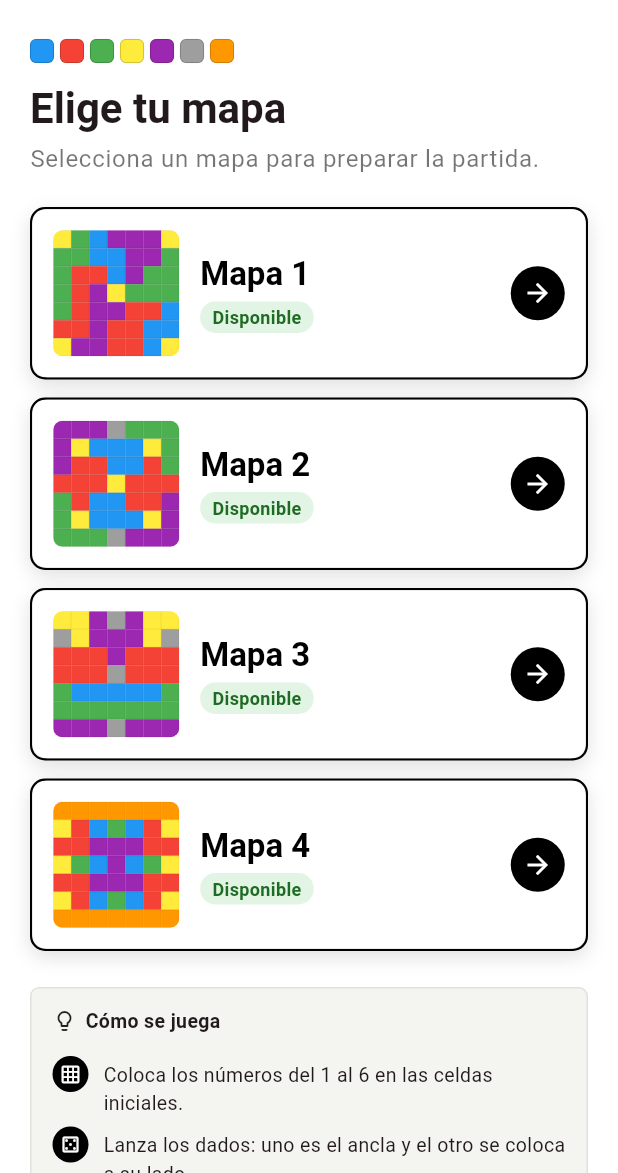
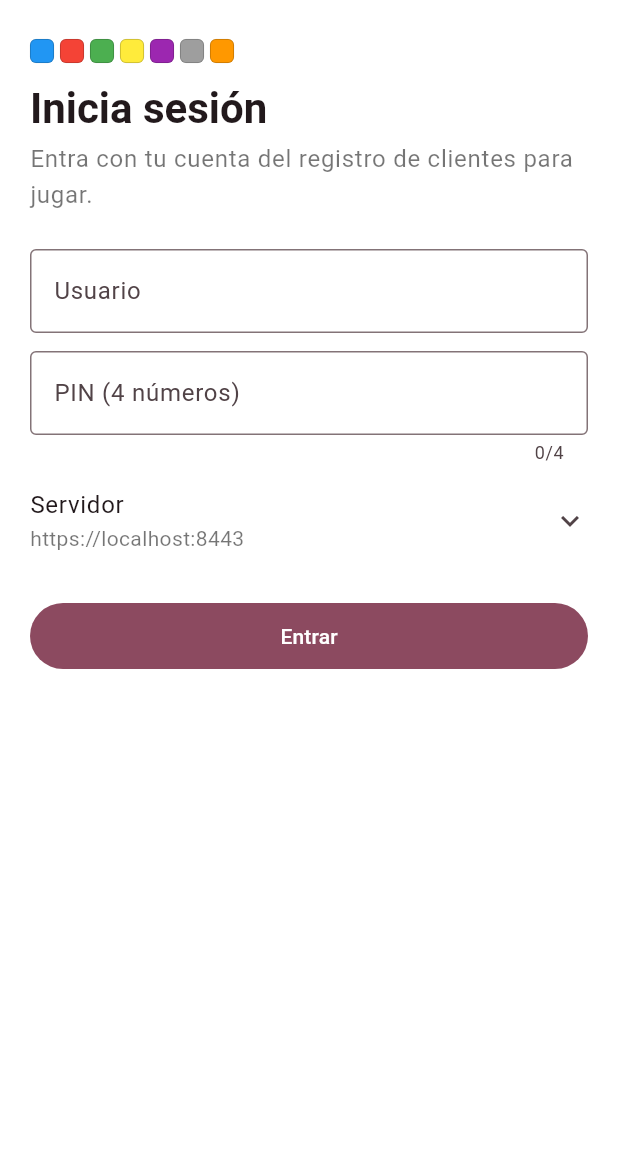
Before and after one commit to AleHiguera/brilliantdart, a Flutter app: the screen it shows after launch, on a phone screen of 412 x 824 dp, the part 63-1236 px from its top. Run offline on Flutter 3.47's test engine with Material 3 defaults, Android fonts, the phone set to English and light mode, and no system bars; our stand-ins replace audioplayers.

Commit message:
conectado al servidor

```diff
--- /dev/null
+++ b/mobile/lib/inicio_sesion.dart
@@ -0,0 +1,210 @@
+import 'package:flutter/material.dart';
+import 'package:flutter/services.dart';
+import 'package:brilliant_mobile/colores_zonas.dart' as estilo;
+import 'package:brilliant_mobile/servicio_auth.dart';
+
+/// Pide usuario y PIN y los comprueba contra el servidor de cuentas antes de
+/// dejar jugar. Al entrar se abre [siguiente] en lugar de esta pantalla.
+class InicioSesionPage extends StatefulWidget {
+  const InicioSesionPage({
+    super.key,
+    required this.auth,
+    required this.siguiente,
+  });
+
+  final ServicioAuth auth;
+  final WidgetBuilder siguiente;
+
+  @override
+  State<InicioSesionPage> createState() => _InicioSesionPageState();
+}
+
+class _InicioSesionPageState extends State<InicioSesionPage> {
+  final _formulario = GlobalKey<FormState>();
+  final _usuario = TextEditingController();
+  final _pin = TextEditingController();
+  late final _servidor = TextEditingController(text: widget.auth.servidor);
+  bool _enviando = false;
+  String? _error;
+
+  @override
+  void dispose() {
+    _usuario.dispose();
+    _pin.dispose();
+    _servidor.dispose();
+    super.dispose();
+  }
+
+  Future<void> _entrar() async {
+    if (_enviando || !_formulario.currentState!.validate()) return;
+    setState(() {
+      _enviando = true;
+      _error = null;
+    });
+
+    widget.auth.servidor = _servidor.text.trim();
+    try {
+      await widget.auth.iniciarSesion(_usuario.text, _pin.text);
+      if (!mounted) return;
+      Navigator.of(
+        context,
+      ).pushReplacement(MaterialPageRoute<void>(builder: widget.siguiente));
+    } on ErrorAuth catch (e) {
+      if (!mounted) return;
+      setState(() {
+        _error = e.mensaje;
+        _enviando = false;
+        _pin.clear();
+      });
+    }
+  }
+
+  @override
+  Widget build(BuildContext context) {
+    return Scaffold(
+      appBar: AppBar(
+        title: const Text('Brilliant'),
+        centerTitle: true,
+        backgroundColor: Colors.white,
+        foregroundColor: Colors.black,
+        elevation: 0,
+      ),
+      body: SafeArea(
+        child: Center(
+          child: ConstrainedBox(
+            constraints: const BoxConstraints(maxWidth: 420),
+            child: Form(
+              key: _formulario,
+              child: AutofillGroup(
+                child: ListView(
+                  padding: const EdgeInsets.fromLTRB(20, 12, 20, 32),
+                  children: [
+                    Row(
+                      children: [
+                        for (final color in estilo.coloresZonas.values)
+                          Container(
+                            width: 16,
+                            height: 16,
+                            margin: const EdgeInsets.only(right: 4),
+                            decoration: BoxDecoration(
+                              color: color,
+                              borderRadius: BorderRadius.circular(4),
+                              border: Border.all(
+                                color: Colors.black26,
+                                width: 0.5,
+                              ),
+                            ),
+                          ),
+                      ],
+                    ),
+                    const SizedBox(height: 12),
+                    Text(
+                      'Inicia sesión',
+                      style: Theme.of(context).textTheme.headlineMedium
+                          ?.copyWith(fontWeight: FontWeight.bold),
+                    ),
+                    const SizedBox(height: 4),
+                    Text(
+                      'Entra con tu cuenta del registro de clientes para jugar.',
+                      style: Theme.of(
+                        context,
+                      ).textTheme.bodyLarge?.copyWith(color: Colors.black54),
+                    ),
+                    const SizedBox(height: 24),
+                    TextFormField(
+                      key: const Key('login-usuario'),
+                      controller: _usuario,
+                      enabled: !_enviando,
+                      autofillHints: const [AutofillHints.username],
+                      textInputAction: TextInputAction.next,
+                      decoration: const InputDecoration(
+                        labelText: 'Usuario',
+                        border: OutlineInputBorder(),
+                      ),
+                      validator: (valor) => (valor ?? '').trim().isEmpty
+                          ? 'Escribe tu usuario.'
+                          : null,
+                    ),
+                    const SizedBox(height: 12),
+                    TextFormField(
+                      key: const Key('login-pin'),
+                      controller: _pin,
+                      enabled: !_enviando,
+                      obscureText: true,
+                      keyboardType: TextInputType.number,
+                      maxLength: 4,
+                      inputFormatters: [FilteringTextInputFormatter.digitsOnly],
+                      autofillHints: const [AutofillHints.password],
+                      decoration: const InputDecoration(
+                        labelText: 'PIN (4 números)',
+                        border: OutlineInputBorder(),
+                      ),
+                      validator: (valor) => (valor ?? '').length != 4
+                          ? 'El PIN tiene exactamente 4 números.'
+                          : null,
+                      onFieldSubmitted: (_) => _entrar(),
+                    ),
+                    ExpansionTile(
+                      tilePadding: EdgeInsets.zero,
+                      title: const Text('Servidor'),
+                      subtitle: Text(
+                        _servidor.text,
+                        style: const TextStyle(color: Colors.black54),
+                      ),
+                      children: [
+                        TextFormField(
+                          key: const Key('login-servidor'),
+                          controller: _servidor,
+                          enabled: !_enviando,
+                          keyboardType: TextInputType.url,
+                          decoration: const InputDecoration(
+                            labelText: 'Dirección del servidor',
+                            hintText: 'https://192.168.1.5:$puertoServidorWeb',
+                            border: OutlineInputBorder(),
+                          ),
+                          onChanged: (_) => setState(() {}),
+                          validator: (valor) =>
+                              (valor ?? '').trim().startsWith('https://')
+                              ? null
+                              : 'Debe empezar por https://',
+                        ),
+                        const SizedBox(height: 8),
+                      ],
+                    ),
+                    if (_error != null) ...[
+                      const SizedBox(height: 8),
+                      SelectableText(
+                        _error!,
+                        key: const Key('login-error'),
+                        style: TextStyle(
+                          color: Theme.of(context).colorScheme.error,
+                        ),
+                      ),
+                    ],
+                    const SizedBox(height: 16),
+                    FilledButton(
+                      key: const Key('login-entrar'),
+                      onPressed: _enviando ? null : _entrar,
+                      child: Padding(
+                        padding: const EdgeInsets.symmetric(vertical: 12),
+                        child: _enviando
+                            ? const SizedBox(
+                                width: 20,
+                                height: 20,
+                                child: CircularProgressIndicator(
+                                  strokeWidth: 2,
+                                ),
+                              )
+                            : const Text('Entrar'),
+                      ),
+                    ),
+                  ],
+                ),
+              ),
+            ),
+          ),
+        ),
+      ),
+    );
+  }
+}
--- a/mobile/lib/main.dart
+++ b/mobile/lib/main.dart
@@ -11,29 +11,42 @@ import 'package:brilliantdart/tipoo.dart';
 import 'package:brilliantdart/validador_anclas.dart';
 import 'package:brilliant_mobile/colores_zonas.dart' as estilo;
 import 'package:brilliant_mobile/historial_dados_view.dart';
+import 'package:brilliant_mobile/inicio_sesion.dart';
 import 'package:brilliant_mobile/panel_lanzamiento_dados.dart';
 import 'package:brilliant_mobile/paneles_juego.dart';
+import 'package:brilliant_mobile/servicio_auth.dart';
 import 'package:brilliant_mobile/sonidos.dart';
 import 'package:brilliant_mobile/tabla_puntuacion.dart';
 
 void main() {
-  runApp(const BrilliantApp());
+  runApp(BrilliantApp(auth: ServicioAuth()));
 }
 
 class BrilliantApp extends StatelessWidget {
-  const BrilliantApp({super.key});
+  const BrilliantApp({super.key, this.auth});
+
+  /// Con [auth] hay que iniciar sesión en el servidor antes de jugar; sin él
+  /// (como en las pruebas) se entra directo a elegir el mapa.
+  final ServicioAuth? auth;
 
   @override
   Widget build(BuildContext context) {
-    return MaterialApp(
+    final auth = this.auth;
+    final app = MaterialApp(
       title: 'Brilliant',
       debugShowCheckedModeBanner: false,
       theme: ThemeData(
         colorScheme: ColorScheme.fromSeed(seedColor: Colors.black),
         scaffoldBackgroundColor: Colors.white,
       ),
-      home: const SeleccionMapaPage(),
+      home: auth == null
+          ? const SeleccionMapaPage()
+          : InicioSesionPage(
+              auth: auth,
+              siguiente: (_) => const SeleccionMapaPage(),
+            ),
     );
+    return auth == null ? app : ProveedorAuth(auth: auth, child: app);
   }
 }
 
@@ -46,8 +59,25 @@ class SeleccionMapaPage extends StatelessWidget {
     ).push(MaterialPageRoute<void>(builder: (_) => TableroPage(mapa: mapa)));
   }
 
+  Future<void> _cerrarSesion(BuildContext context, ServicioAuth auth) async {
+    final navegador = Navigator.of(context);
+    await auth.cerrarSesion();
+    navegador.pushAndRemoveUntil(
+      MaterialPageRoute<void>(
+        builder: (_) => InicioSesionPage(
+          auth: auth,
+          siguiente: (_) => const SeleccionMapaPage(),
+        ),
+      ),
+      (_) => false,
+    );
+  }
+
   @override
   Widget build(BuildContext context) {
+    final auth = ProveedorAuth.maybeOf(context);
+    final sesion = auth?.sesion;
+
     return Scaffold(
       appBar: AppBar(
         title: const Text('Brilliant'),
@@ -55,6 +85,15 @@ class SeleccionMapaPage extends StatelessWidget {
         backgroundColor: Colors.white,
         foregroundColor: Colors.black,
         elevation: 0,
+        actions: [
+          if (auth != null && sesion != null)
+            IconButton(
+              key: const Key('logout-button'),
+              tooltip: 'Cerrar sesión (${sesion.nombre})',
+              icon: const Icon(Icons.logout),
+              onPressed: () => _cerrarSesion(context, auth),
+            ),
+        ],
       ),
       body: SafeArea(
         child: Center(
--- /dev/null
+++ b/mobile/lib/servicio_auth.dart
@@ -0,0 +1,133 @@
+import 'dart:async';
+import 'dart:convert';
+
+import 'package:flutter/widgets.dart';
+import 'package:http/http.dart' as http;
+
+/// Servidor de cuentas (proyecto RegistroClientes). Se puede cambiar al
+/// compilar con `--dart-define=SERVIDOR=https://192.168.1.5:8443`.
+const String _servidorConfigurado = String.fromEnvironment('SERVIDOR');
+const int puertoServidorWeb = 8443;
+
+/// Si no se configuró otro, se usa el mismo equipo desde el que se abrió la
+/// app en el navegador, que normalmente es donde corre el servidor.
+String servidorPorDefecto() {
+  if (_servidorConfigurado.isNotEmpty) return _servidorConfigurado;
+  final host = Uri.base.host.isEmpty ? 'localhost' : Uri.base.host;
+  return 'https://$host:$puertoServidorWeb';
+}
+
+class Sesion {
+  const Sesion({
+    required this.usuario,
+    required this.nombre,
+    required this.token,
+  });
+
+  final String usuario;
+  final String nombre;
+  final String token;
+}
+
+class ErrorAuth implements Exception {
+  const ErrorAuth(this.mensaje);
+
+  final String mensaje;
+
+  @override
+  String toString() => mensaje;
+}
+
+/// Inicia y cierra sesión contra la API HTTPS del servidor de cuentas.
+class ServicioAuth {
+  ServicioAuth({String? servidor, http.Client? cliente})
+    : servidor = servidor ?? servidorPorDefecto(),
+      _cliente = cliente ?? http.Client();
+
+  static const Duration _tiempoMaximo = Duration(seconds: 10);
+
+  String servidor;
+  final http.Client _cliente;
+  Sesion? sesion;
+
+  Future<Sesion> iniciarSesion(String usuario, String pin) async {
+    final respuesta = await _enviar(
+      'login',
+      cuerpo: {'usuario': usuario.trim(), 'password': pin},
+    );
+    return sesion = Sesion(
+      usuario: respuesta['usuario'] as String,
+      nombre: respuesta['nombre'] as String,
+      token: respuesta['token'] as String,
+    );
+  }
+
+  Future<void> cerrarSesion() async {
+    final actual = sesion;
+    sesion = null;
+    if (actual == null) return;
+    try {
+      await _enviar(
+        'logout',
+        cabeceras: {'Authorization': 'Bearer ${actual.token}'},
+      );
+    } on ErrorAuth {
+      // Aunque el servidor no responda, en la app la sesión ya queda cerrada.
+    }
+  }
+
+  Future<Map<String, dynamic>> _enviar(
+    String accion, {
+    Map<String, String>? cuerpo,
+    Map<String, String>? cabeceras,
+  }) async {
+    final Uri url;
+    try {
+      url = Uri.parse(servidor).resolve('/api/$accion');
+    } on FormatException {
+      throw const ErrorAuth('La dirección del servidor no es válida.');
+    }
+
+    final http.Response respuesta;
+    try {
+      respuesta = await _cliente
+          .post(url, body: cuerpo, headers: cabeceras)
+          .timeout(_tiempoMaximo);
+    } on TimeoutException {
+      throw ErrorAuth('El servidor $servidor no respondió a tiempo.');
+    } on http.ClientException {
+      // En el navegador también llega aquí si aún no se aceptó el certificado
+      // autofirmado del servidor.
+      throw ErrorAuth(
+        'No se pudo conectar con $servidor. Comprueba que el servidor esté '
+        'encendido. Si es la primera vez, abre $servidor en el navegador y '
+        'acepta el certificado.',
+      );
+    }
+
+    final Map<String, dynamic> datos;
+    try {
+      datos =
+          jsonDecode(utf8.decode(respuesta.bodyBytes)) as Map<String, dynamic>;
+    } on FormatException {
+      throw const ErrorAuth('Respuesta inesperada del servidor.');
+    }
+    if (datos['ok'] != true) {
+      throw ErrorAuth(datos['mensaje'] as String? ?? 'Error del servidor.');
+    }
+    return datos;
+  }
+}
+
+/// Hace llegar el [ServicioAuth] a todas las pantallas de la app.
+class ProveedorAuth extends InheritedWidget {
+  const ProveedorAuth({super.key, required this.auth, required super.child});
+
+  final ServicioAuth auth;
+
+  static ServicioAuth? maybeOf(BuildContext context) =>
+      context.dependOnInheritedWidgetOfExactType<ProveedorAuth>()?.auth;
+
+  @override
+  bool updateShouldNotify(ProveedorAuth oldWidget) => auth != oldWidget.auth;
+}
--- a/mobile/pubspec.yaml
+++ b/mobile/pubspec.yaml
@@ -15,6 +15,7 @@ dependencies:
   brilliantdart:
     path: ..
   audioplayers: ^6.8.1
+  http: ^1.6.0
 
 dev_dependencies:
   flutter_test:
```
Also changed, not shown: mobile/pubspec.lock, 1 other file.
